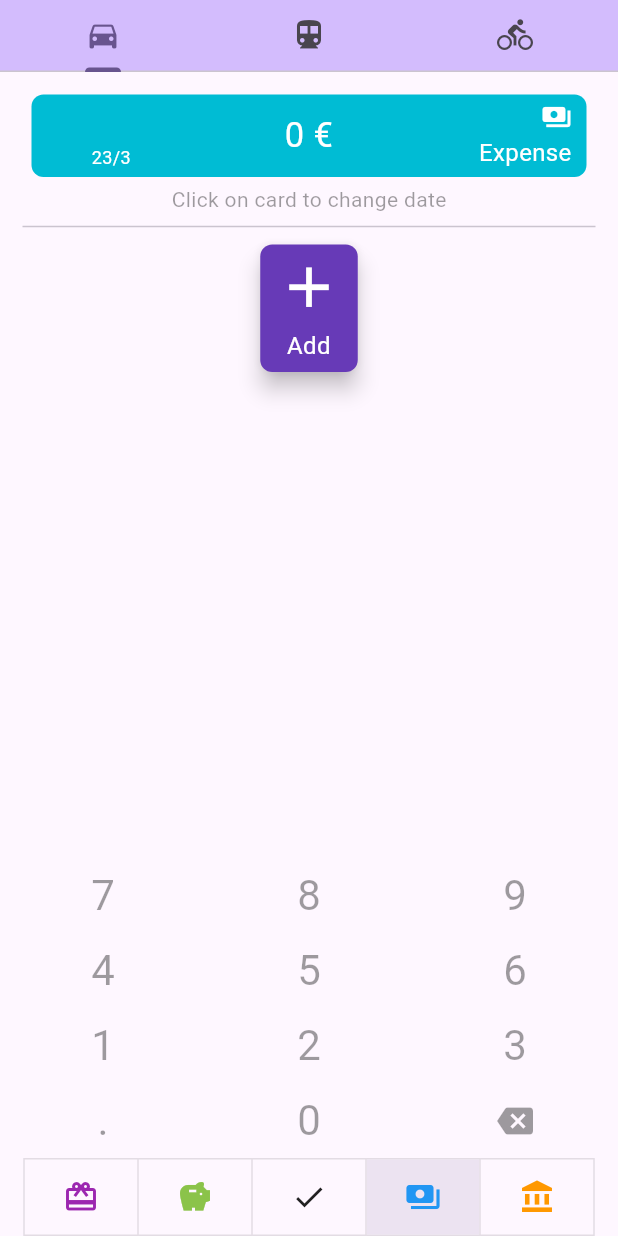
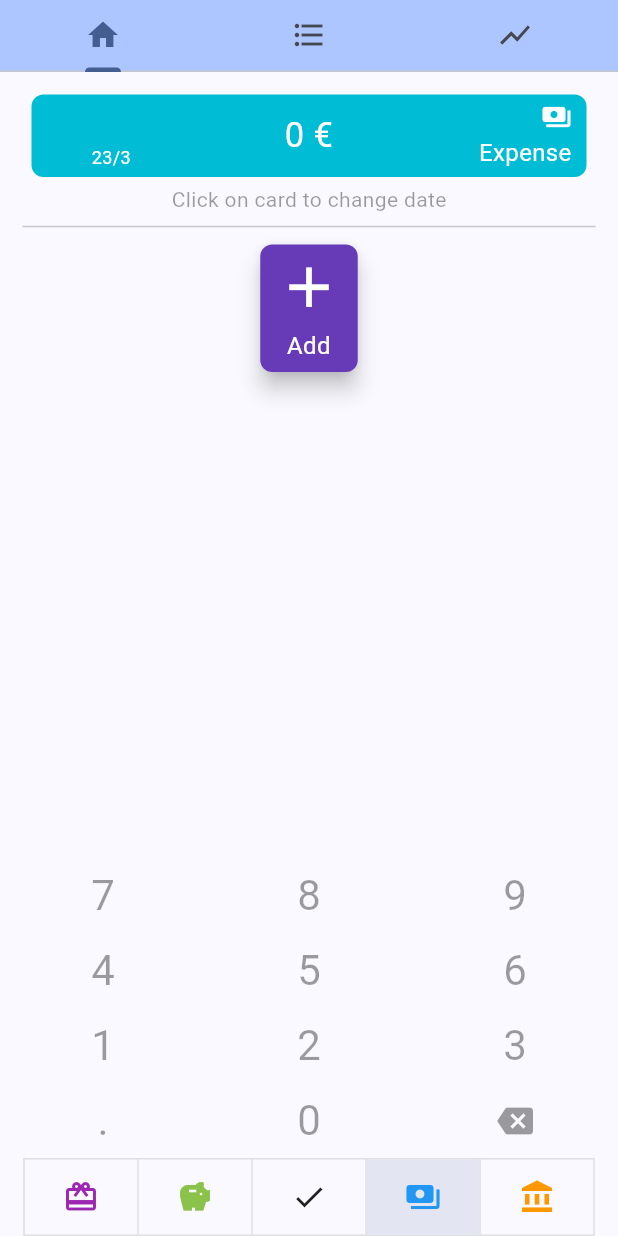
Before and after one commit to Driexus/SimpleMoneyTracker, a Flutter app: the screen it shows after launch, on a phone screen of 412 x 824 dp. Run offline on Flutter 3.47's test engine with Material 3 defaults, Android fonts, the phone set to English and light mode, and no system bars; drawn by our look-alikes of auto_size_text; our stand-ins replace equatable, flutter_bloc, fluttertoast, material_symbols_icons, pie_chart, sqflite and 1 more; accounts and stored records are empty.

Commit message:
Tab icons and colors Closes #25

```diff
--- a/lib/main.dart
+++ b/lib/main.dart
@@ -39,7 +39,7 @@ class MyApp extends StatelessWidget {
     return MaterialApp(
       title: 'Simple Time Tracker',
       theme: ThemeData(
-        colorScheme: ColorScheme.fromSeed(seedColor: Colors.deepPurple),
+        colorScheme: ColorScheme.fromSeed(seedColor: Colors.blueAccent), // blue, blueAccent
         useMaterial3: true,
         splashFactory: InkSplash.splashFactory,
         sliderTheme: const SliderThemeData(
--- a/lib/main_page.dart
+++ b/lib/main_page.dart
@@ -18,9 +18,10 @@ class MainPage extends StatelessWidget {
                 toolbarHeight: 0, // Remove extra space on top of tabs
                 bottom: const TabBar(
                   tabs: [
-                    Tab(icon: Icon(Icons.directions_car)),
-                    Tab(icon: Icon(Icons.directions_transit)),
-                    Tab(icon: Icon(Icons.directions_bike)),
+                    Tab(icon: Icon(Icons.home)),
+                    Tab(icon: Icon(Icons.format_list_bulleted)),
+                    Tab(icon: Icon(Icons.show_chart)),
+                    // TODO #52: Tab(icon: Icon(Icons.settings)),
                   ],
                 ),
               ),
@@ -29,6 +30,7 @@ class MainPage extends StatelessWidget {
                   HomePage(),
                   TimelinePage(),
                   StatsPage(),
+                  // TODO #52: SettingsPage()
                 ],
               )
           )
--- a/lib/ui/stats/widget/total_money_type_bar.dart
+++ b/lib/ui/stats/widget/total_money_type_bar.dart
@@ -26,7 +26,7 @@ class TotalMoneyTypeBar extends StatelessWidget {
         height: 55,
         width: 370,
         child: Material(
-            color: Colors.deepPurple[50],
+            color: Theme.of(context).colorScheme.secondaryContainer,
             borderRadius: borderRadius,
             child: InkWell(
                 splashColor: Colors.transparent,
```
